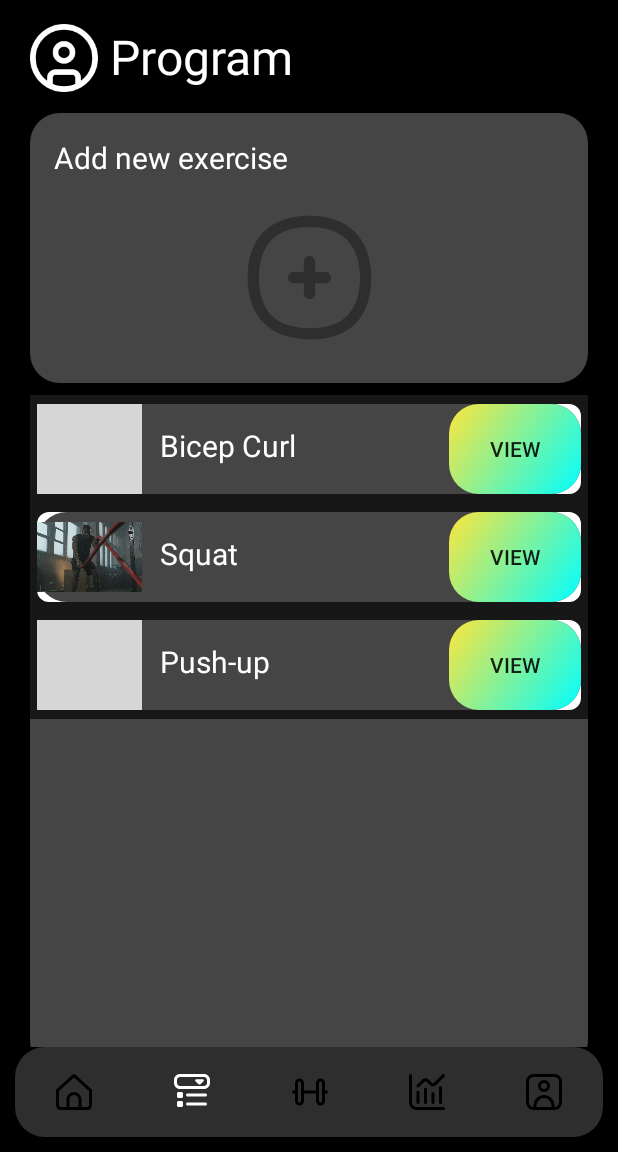
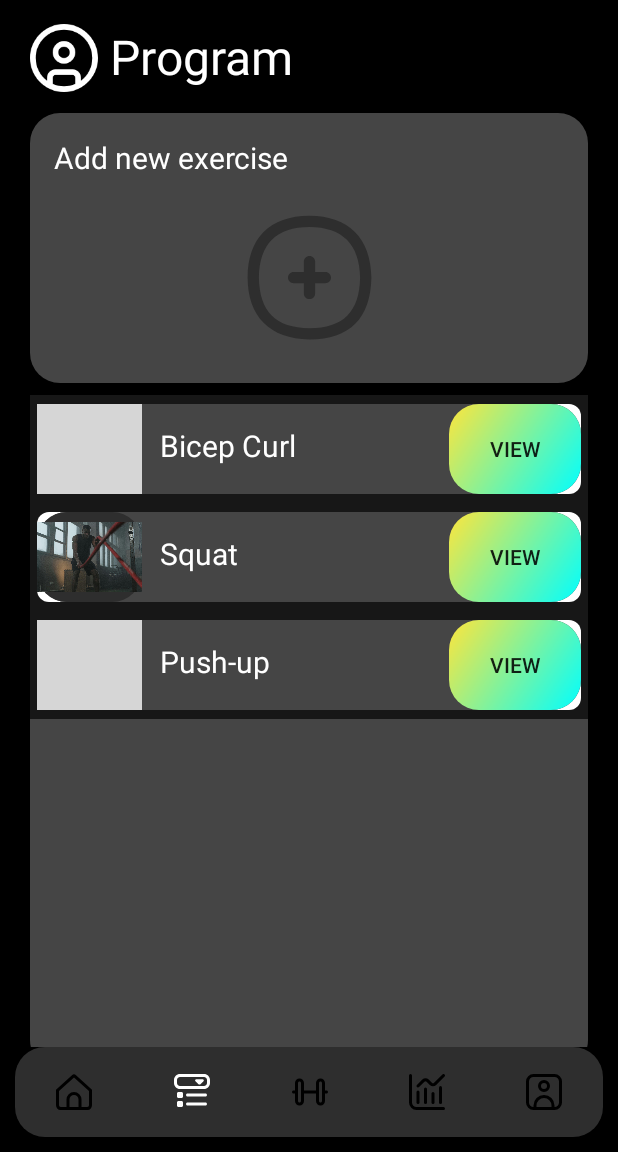
Before and after one commit to chuongdks/COMP_4200_Project, an Android app: the screen it shows after launch (MainActivity), item 2 of the bottom bar chosen, on a phone screen of 412 x 824 dp, the part 84-1236 px from its top. Run offline under Robolectric (Android 15) with nearby library versions, the phone set to English and light mode, and no system bars; libraries missing offline, so code that uses them is left out: com.github.mikephil.charting; Roboto replaces fonts that are not available here; 43 statements that could not run were skipped; grey boxes are pictures that could not be loaded.

Commit message:
commit Mar19

```diff
--- a/app/src/main/res/layout/card_view.xml
+++ b/app/src/main/res/layout/card_view.xml
@@ -26,6 +26,7 @@
                 android:id="@+id/image_view"
                 android:layout_width="70dp"
                 android:layout_height="60dp"
+                android:background="@drawable/style_view_darkgrey"
                 tools:srcCompat="@tools:sample/backgrounds/scenic" />
 
             <TextView
```
